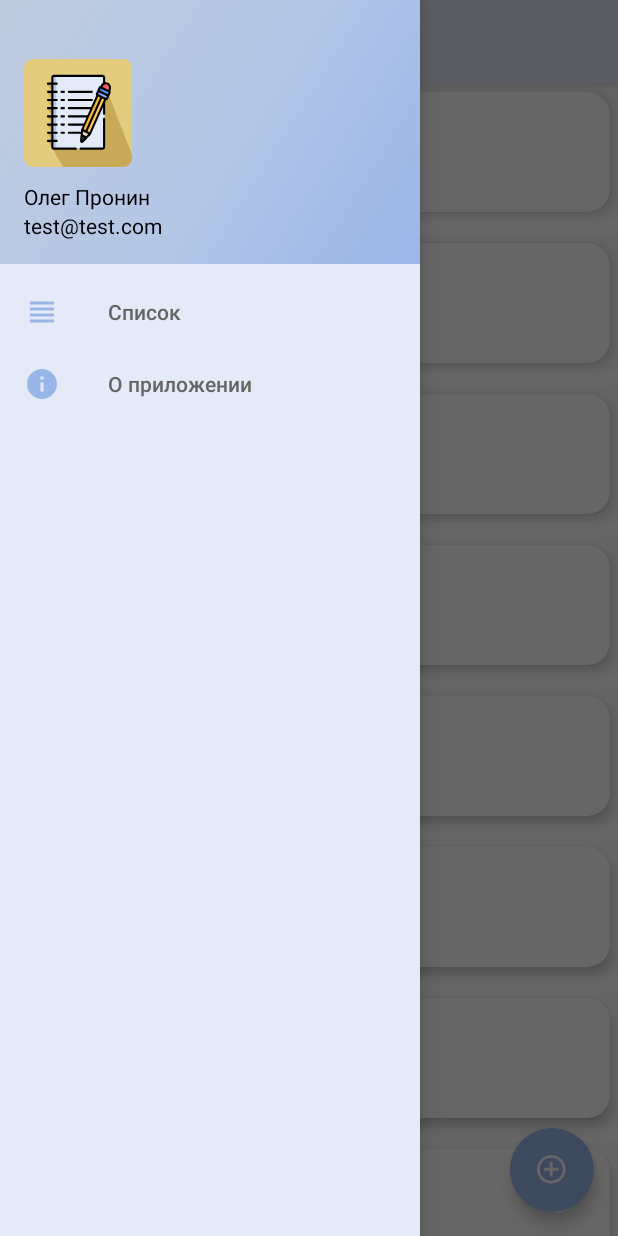
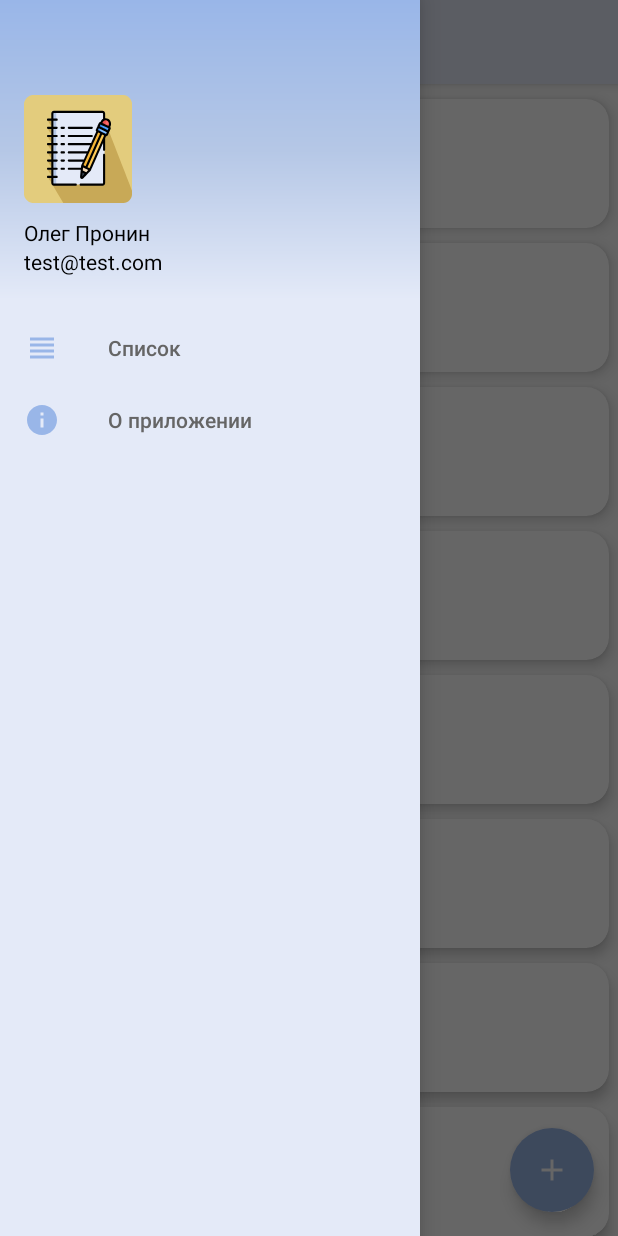
Before and after one commit to Oleg-Pronin/Note, an Android app: the screen it shows after launch (MainActivity), with the side drawer open, on a phone screen of 412 x 824 dp. Run offline under Robolectric (Android 15) with nearby library versions, the phone set to English and light mode, and no system bars.

Commit message:
Изменение дизайна приложения

```diff
--- a/app/src/main/java/com/example/note/ui/list/ListFragment.java
+++ b/app/src/main/java/com/example/note/ui/list/ListFragment.java
@@ -63,9 +63,9 @@ public class ListFragment extends Fragment {
         recyclerView.setAdapter(adapter);
 
         // Добавим разделитель карточек
-        DividerItemDecoration itemDecoration = new DividerItemDecoration(requireContext(), LinearLayoutManager.VERTICAL);
-        itemDecoration.setDrawable(getResources().getDrawable(R.drawable.separator, null));
-        recyclerView.addItemDecoration(itemDecoration);
+//        DividerItemDecoration itemDecoration = new DividerItemDecoration(requireContext(), LinearLayoutManager.VERTICAL);
+//        itemDecoration.setDrawable(getResources().getDrawable(R.drawable.separator, null));
+//        recyclerView.addItemDecoration(itemDecoration);
 
         adapter.setOnItemClickListener((view, position) -> {
             view.performHapticFeedback(HapticFeedbackConstants.VIRTUAL_KEY);
--- a/app/src/main/res/drawable/ic_add.xml
+++ /dev/null
@@ -1,10 +0,0 @@
-<vector xmlns:android="http://schemas.android.com/apk/res/android"
-    android:width="30dp"
-    android:height="30dp"
-    android:tint="#FFFFFF"
-    android:viewportWidth="25"
-    android:viewportHeight="25">
-    <path
-        android:fillColor="@android:color/white"
-        android:pathData="M13,7h-2v4L7,11v2h4v4h2v-4h4v-2h-4L13,7zM12,2C6.48,2 2,6.48 2,12s4.48,10 10,10 10,-4.48 10,-10S17.52,2 12,2zM12,20c-4.41,0 -8,-3.59 -8,-8s3.59,-8 8,-8 8,3.59 8,8 -3.59,8 -8,8z" />
-</vector>
--- /dev/null
+++ b/app/src/main/res/drawable/ic_new_elem.xml
@@ -0,0 +1,10 @@
+<vector xmlns:android="http://schemas.android.com/apk/res/android"
+    android:width="26dp"
+    android:height="26dp"
+    android:tint="#FFFFFF"
+    android:viewportWidth="24"
+    android:viewportHeight="24">
+    <path
+        android:fillColor="@android:color/white"
+        android:pathData="M19,13h-6v6h-2v-6H5v-2h6V5h2v6h6v2z" />
+</vector>
--- a/app/src/main/res/drawable/side_nav_bar.xml
+++ b/app/src/main/res/drawable/side_nav_bar.xml
@@ -1,9 +1,9 @@
 <shape xmlns:android="http://schemas.android.com/apk/res/android"
     android:shape="rectangle">
     <gradient
-        android:angle="135"
+        android:angle="270"
         android:centerColor="@color/spindle"
-        android:endColor="@color/pigeon_post"
+        android:endColor="@color/link_water"
         android:startColor="@color/cornflower"
         android:type="linear" />
 </shape>
--- a/app/src/main/res/layout/app_bar_main.xml
+++ b/app/src/main/res/layout/app_bar_main.xml
@@ -33,6 +33,6 @@
         android:elevation="6dp"
         app:borderWidth="0dp"
         app:fabSize="normal"
-        app:srcCompat="@drawable/ic_add" />
+        app:srcCompat="@drawable/ic_new_elem" />
 
 </androidx.coordinatorlayout.widget.CoordinatorLayout>
--- a/app/src/main/res/layout/item.xml
+++ b/app/src/main/res/layout/item.xml
@@ -5,7 +5,9 @@
     android:layout_height="wrap_content"
     app:cardCornerRadius="15dp"
     app:cardElevation="5dp"
-    android:layout_margin="5dp">
+    android:layout_marginTop="10dp"
+    android:layout_marginStart="6dp"
+    android:layout_marginEnd="6dp">
 
     <LinearLayout
         android:layout_width="match_parent"
@@ -20,7 +22,8 @@
             android:autoSizeTextType="none"
             android:textAllCaps="false"
             android:textSize="18sp"
-            android:textStyle="bold" />
+            android:textStyle="bold"
+            android:layout_marginBottom="6dp"/>
 
         <TextView
             android:id="@+id/listNoteDate"
--- a/app/src/main/res/values/dimens.xml
+++ b/app/src/main/res/values/dimens.xml
@@ -1,6 +1,6 @@
 <?xml version="1.0" encoding="utf-8"?>
 <resources>
-    <dimen name="nav_header_height">176dp</dimen>
+    <dimen name="nav_header_height">200dp</dimen>
     <dimen name="activity_horizontal_margin">16dp</dimen>
     <dimen name="activity_vertical_margin">16dp</dimen>
     <dimen name="nav_header_vertical_spacing">8dp</dimen>
```
